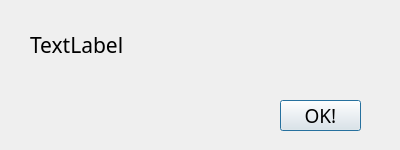
H1K0/NGAudioDownloader, file GUI/NotificationDialog.ui: the form before one commit.
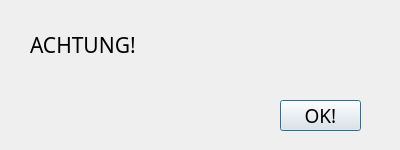
The form after the commit. Icons and pictures are not drawn.

What changed in the file:
```diff
--- a/GUI/NotificationDialog.ui
+++ b/GUI/NotificationDialog.ui
@@ -10,6 +10,24 @@
     <height>150</height>
    </rect>
   </property>
+  <property name="sizePolicy">
+   <sizepolicy hsizetype="Fixed" vsizetype="Fixed">
+    <horstretch>0</horstretch>
+    <verstretch>0</verstretch>
+   </sizepolicy>
+  </property>
+  <property name="minimumSize">
+   <size>
+    <width>400</width>
+    <height>150</height>
+   </size>
+  </property>
+  <property name="maximumSize">
+   <size>
+    <width>400</width>
+    <height>150</height>
+   </size>
+  </property>
   <property name="windowTitle">
    <string>ACHTUNG!</string>
   </property>
@@ -28,12 +46,12 @@
    </property>
    <property name="font">
     <font>
-     <family>Century Gothic</family>
+     <family>Maiandra GD</family>
      <pointsize>16</pointsize>
     </font>
    </property>
    <property name="text">
-    <string>TextLabel</string>
+    <string>ACHTUNG!</string>
    </property>
    <property name="alignment">
     <set>Qt::AlignLeading|Qt::AlignLeft|Qt::AlignTop</set>
```
